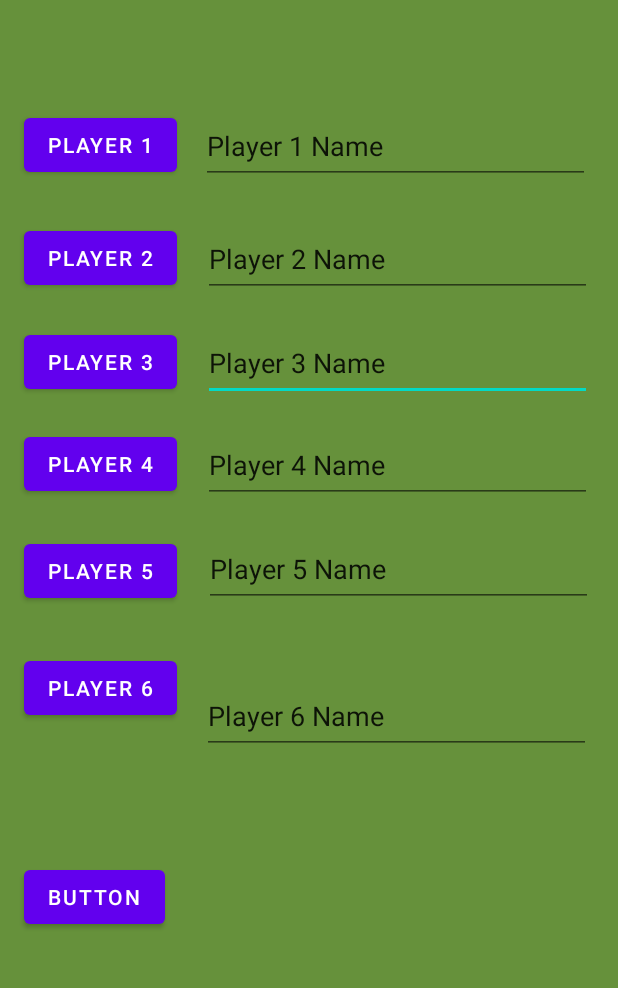
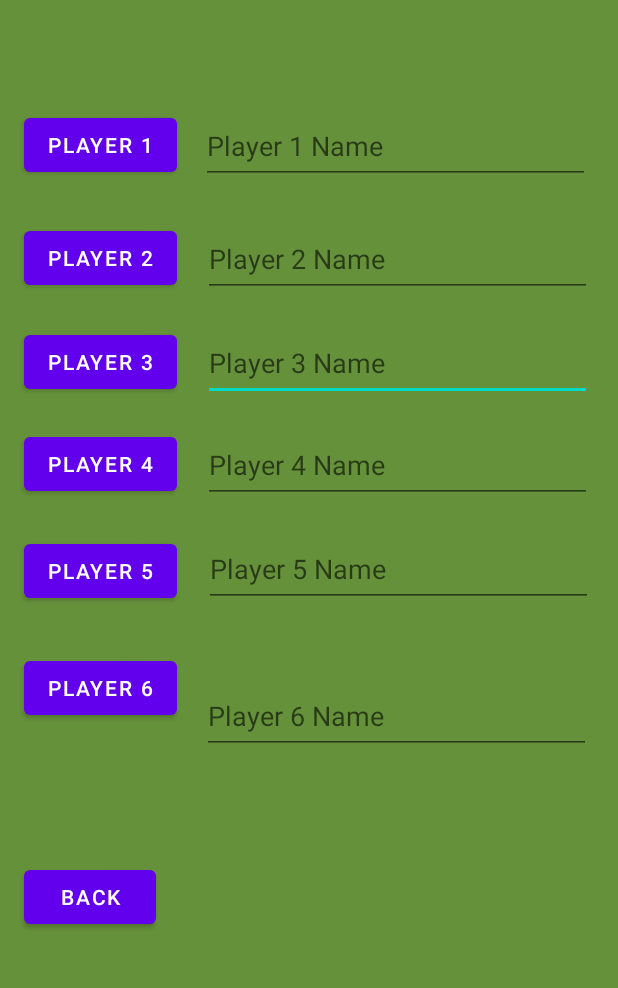
Before and after one commit to Xerminator13/Ma-Cows-Repository, an Android app: the screen it shows after launch (MainMenu), after a tap on "GO TO MAIN MENU", on a phone screen of 412 x 824 dp, the part 203-1191 px from its top. Run offline under Robolectric (Android 15) with nearby library versions, the phone set to English and light mode, and no system bars; 2 other taps on this screen came first.

Commit message:
Transition and naming scheme almost enitrely works

```diff
--- a/app/src/main/java/com/example/macows/CommonUtils.java
+++ b/app/src/main/java/com/example/macows/CommonUtils.java
@@ -14,15 +14,17 @@ public class CommonUtils {
 
     //For using shared preferences >>
     //  https://www.journaldev.com/9412/android-shared-preferences-example-tutorial
-    public CommonUtils() {
-
+    public CommonUtils(Context context) {
+        mContext = context;
+        prefs = mContext.getSharedPreferences("MyPrefs", 0);// 0 is for private mode
+        editor = prefs.edit();
 
     }
 
     //Setter methods
     public static void initPlayers() {
         for (int a = 0; a < 6; a++) {
-            playerList.add(new Player("Player " + (a + 1)));
+            playerList.add(new Player(""));
 
         }
 
@@ -37,10 +39,6 @@ public class CommonUtils {
 
     }
     public static void initPrefs(Context context) {
-        mContext = context;
-        prefs = mContext.getSharedPreferences("MyPrefs", 0);// 0 is for private mode
-        editor = prefs.edit();
-
         for (int a = 0; a < 6; a++) {
             editor.putString("p" + a + "Name", "Player " + a);
             editor.putInt("p" + a + "InField", 0);
--- a/app/src/main/java/com/example/macows/MainActivity.java
+++ b/app/src/main/java/com/example/macows/MainActivity.java
@@ -20,6 +20,7 @@ public class MainActivity extends AppCompatActivity {
     private static Context mContext;
     private SharedPreferences prefs;
     private SharedPreferences.Editor editor;
+    private CommonUtils tester;
 
     //The tutorial that I am watching said it is good to have a tag in the class for logging
     private static final String TAG = "MainActivity";
@@ -63,8 +64,8 @@ public class MainActivity extends AppCompatActivity {
     /*
     * Meant to run every other time the app is opened besides the first
      */
-    private void reInitPlayers(Context context) {
-        CommonUtils.initPrefs(context);
+    private void reInitPlayers() {
+        CommonUtils.initPlayers();
         CommonUtils.setAllPlayerVarsToPrefs(CommonUtils.playerList);
 
     }
@@ -80,13 +81,14 @@ public class MainActivity extends AppCompatActivity {
         //------------------------------------------------------------------------------------------
 
         mContext = getApplicationContext();
+        tester = new CommonUtils(mContext);
         prefs = mContext.getSharedPreferences("MyPrefs", 0);// 0 is for private mode
         editor = prefs.edit();
         editor.apply();
 
         boolean createdOnce = prefs.getBoolean("savedData", false);
         if (createdOnce) {
-            reInitPlayers(mContext);
+            reInitPlayers();
 
         }
         //Call stuff that initializes with the app and should only run once in here
--- a/app/src/main/java/com/example/macows/MainMenu.java
+++ b/app/src/main/java/com/example/macows/MainMenu.java
@@ -19,6 +19,18 @@ public class MainMenu extends AppCompatActivity {
 
     //**********************************************************************************************
 
+    private void populateTextEntries() {
+        name1.setText(CommonUtils.playerList.get(0).getName());
+        name2.setText(CommonUtils.playerList.get(1).getName());
+        name3.setText(CommonUtils.playerList.get(2).getName());
+        name4.setText(CommonUtils.playerList.get(3).getName());
+        name5.setText(CommonUtils.playerList.get(4).getName());
+        name6.setText(CommonUtils.playerList.get(5).getName());
+
+    }
+
+    //**********************************************************************************************
+
     @Override
     protected void onCreate(Bundle savedInstanceState) {
         super.onCreate(savedInstanceState);
@@ -37,6 +49,7 @@ public class MainMenu extends AppCompatActivity {
         name6 = findViewById(R.id.player6NameInput);
 
         //------------------------------------------------------------------------------------------
+        populateTextEntries();
 
         //Stackoverflow article on editText view listeners
         //https://stackoverflow.com/questions/8699569/implementing-text-watcher-for-edittext
@@ -70,9 +83,6 @@ public class MainMenu extends AppCompatActivity {
 
         });
 
-        //TODO write all listeners for text boxes or find a better way to implement the naming feature
-        //TODO configure existing structure to test new naming system
-
     }
 
 }
--- a/app/src/main/res/layout/main_menu.xml
+++ b/app/src/main/res/layout/main_menu.xml
@@ -27,8 +27,8 @@
         android:layout_height="50dp"
         android:layout_marginTop="69dp"
         android:ems="10"
+        android:hint="Player 3 Name"
         android:inputType="textPersonName"
-        android:text="Player 3 Name"
         app:layout_constraintEnd_toEndOf="parent"
         app:layout_constraintStart_toEndOf="@+id/button3"
         app:layout_constraintTop_toTopOf="@+id/player2NameInput" />
@@ -39,8 +39,8 @@
         android:layout_height="50dp"
         android:layout_marginTop="75dp"
         android:ems="10"
+        android:hint="Player 2 Name"
         android:inputType="textPersonName"
-        android:text="Player 2 Name"
         app:layout_constraintEnd_toEndOf="parent"
         app:layout_constraintStart_toEndOf="@+id/button2"
         app:layout_constraintTop_toTopOf="@+id/player1NameInput" />
@@ -52,8 +52,8 @@
         android:layout_marginStart="16dp"
         android:layout_marginTop="124dp"
         android:ems="10"
+        android:hint="Player 1 Name"
         android:inputType="textPersonName"
-        android:text="Player 1 Name"
         app:layout_constraintEnd_toEndOf="parent"
         app:layout_constraintHorizontal_bias="0.0"
         app:layout_constraintStart_toEndOf="@+id/button"
@@ -67,8 +67,8 @@
         android:layout_marginTop="79dp"
         android:layout_marginBottom="168dp"
         android:ems="10"
+        android:hint="Player 6 Name"
         android:inputType="textPersonName"
-        android:text="Player 6 Name"
         app:layout_constraintBottom_toBottomOf="parent"
         app:layout_constraintEnd_toEndOf="parent"
         app:layout_constraintHorizontal_bias="0.413"
@@ -111,8 +111,8 @@
         android:layout_height="50dp"
         android:layout_marginTop="69dp"
         android:ems="10"
+        android:hint="Player 5 Name"
         android:inputType="textPersonName"
-        android:text="Player 5 Name"
         app:layout_constraintEnd_toEndOf="parent"
         app:layout_constraintHorizontal_bias="0.515"
         app:layout_constraintStart_toEndOf="@+id/button5"
@@ -154,8 +154,8 @@
         android:layout_height="50dp"
         android:layout_marginTop="68dp"
         android:ems="10"
+        android:hint="Player 4 Name"
         android:inputType="textPersonName"
-        android:text="Player 4 Name"
         app:layout_constraintEnd_toEndOf="parent"
         app:layout_constraintStart_toEndOf="@+id/button4"
         app:layout_constraintTop_toTopOf="@+id/player3NameInput" />
@@ -166,7 +166,7 @@
         android:layout_height="wrap_content"
         android:layout_marginTop="121dp"
         android:layout_marginBottom="49dp"
-        android:text="Button"
+        android:text="Back"
         app:layout_constraintBottom_toBottomOf="parent"
         app:layout_constraintEnd_toEndOf="parent"
         app:layout_constraintHorizontal_bias="0.05"
```
